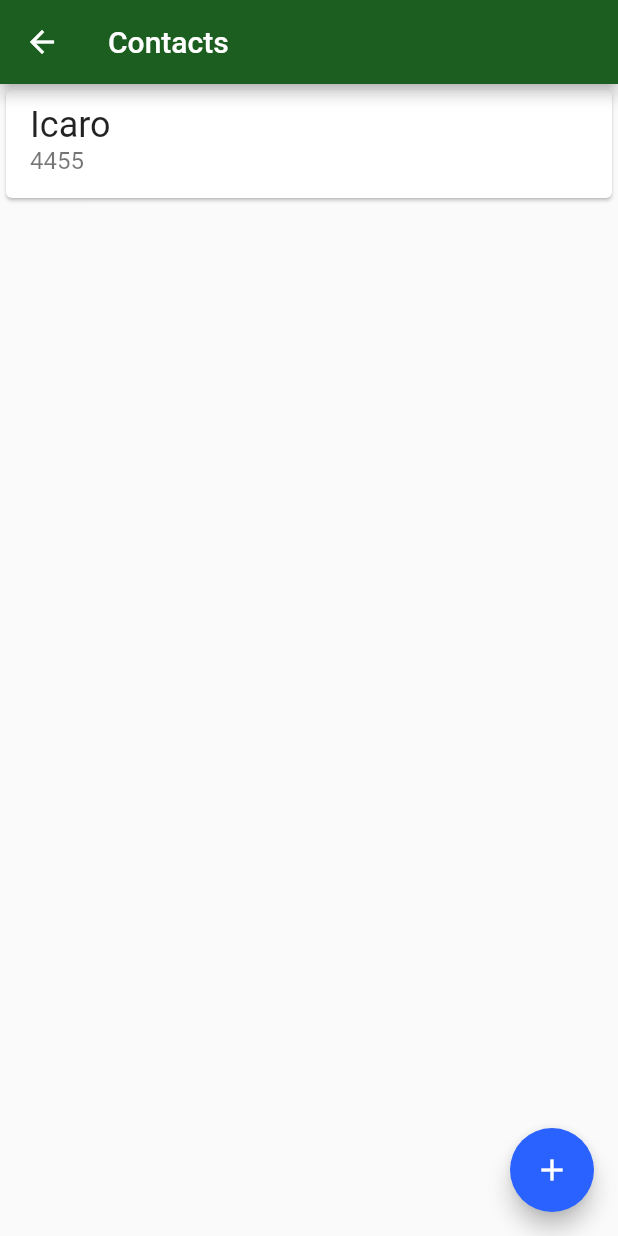
After one commit to icaropj/bytebank, a Flutter app: the screen it shows after launch, after a tap on "Contacts", on a phone screen of 412 x 824 dp. The commit adds this screen. Run offline on Flutter 3.47's test engine with Material 2 defaults, Android fonts, the phone set to English and light mode, and no system bars.

Commit message:
Contact list layout and navigation to it

```diff
--- /dev/null
+++ b/lib/screens/contact_list.dart
@@ -0,0 +1,32 @@
+import 'package:flutter/material.dart';
+
+class ContactList extends StatelessWidget {
+  @override
+  Widget build(BuildContext context) {
+    return Scaffold(
+      appBar: AppBar(
+        title: Text('Contacts'),
+      ),
+      body: ListView(
+        children: <Widget>[
+          Card(
+            child: ListTile(
+              title: Text(
+                'Icaro',
+                style: TextStyle(fontSize: 24),
+              ),
+              subtitle: Text(
+                '4455',
+                style: TextStyle(fontSize: 16),
+              ),
+            ),
+          )
+        ],
+      ),
+      floatingActionButton: FloatingActionButton(
+        onPressed: () {},
+        child: Icon(Icons.add),
+      ),
+    );
+  }
+}
--- a/lib/screens/dashboard.dart
+++ b/lib/screens/dashboard.dart
@@ -1,4 +1,4 @@
-
+import 'package:bytebank/screens/contact_list.dart';
 import 'package:flutter/material.dart';
 
 class Dashboard extends StatelessWidget {
@@ -18,13 +18,13 @@ class Dashboard extends StatelessWidget {
           ),
           Padding(
             padding: const EdgeInsets.all(8.0),
+            child: Material(
+              color: Theme.of(context).primaryColor,
+              child: InkWell(
                 child: Container(
                   padding: EdgeInsets.all(8),
                   height: 100,
                   width: 150,
-              color: Theme
-                  .of(context)
-                  .primaryColor,
                   child: Column(
                     mainAxisAlignment: MainAxisAlignment.spaceBetween,
                     crossAxisAlignment: CrossAxisAlignment.start,
@@ -44,6 +44,12 @@ class Dashboard extends StatelessWidget {
                     ],
                   ),
                 ),
+                onTap: () {
+                  Navigator.of(context)
+                      .push(MaterialPageRoute(builder: (context) => ContactList()));
+                },
+              ),
+            ),
           )
         ],
       ),
```
Lines whose indentation alone changed are shown as unchanged.
